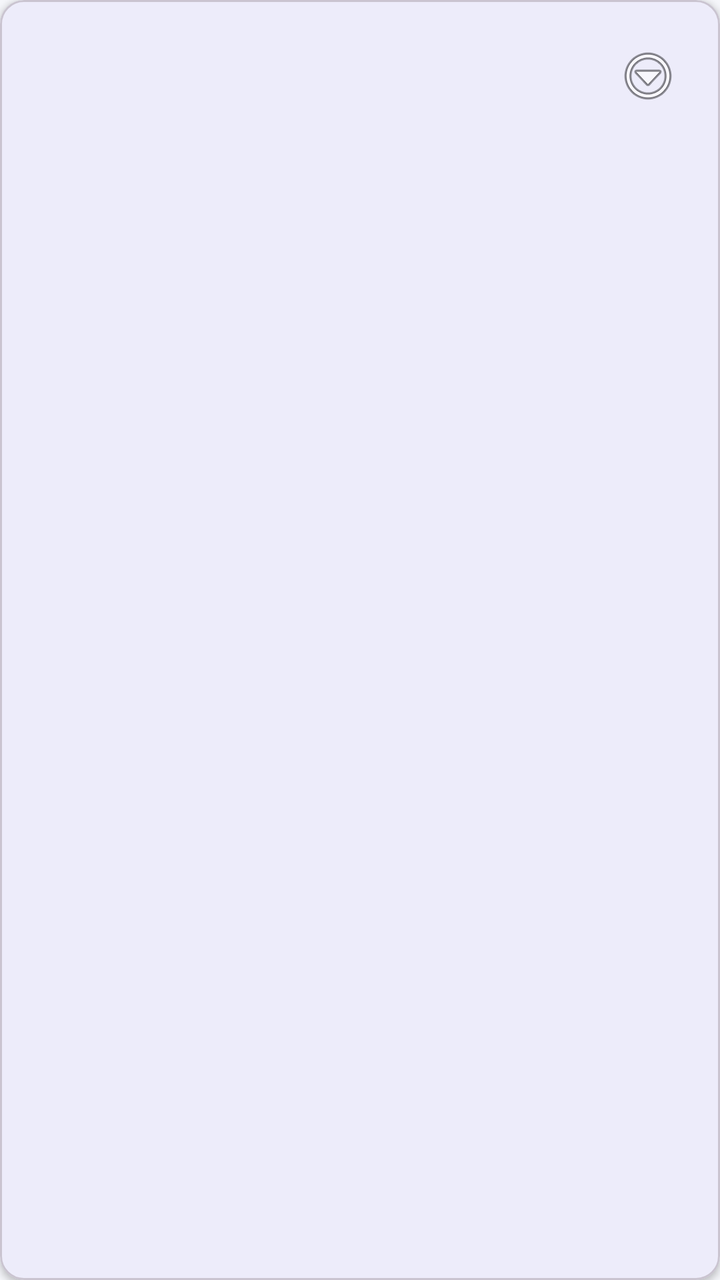
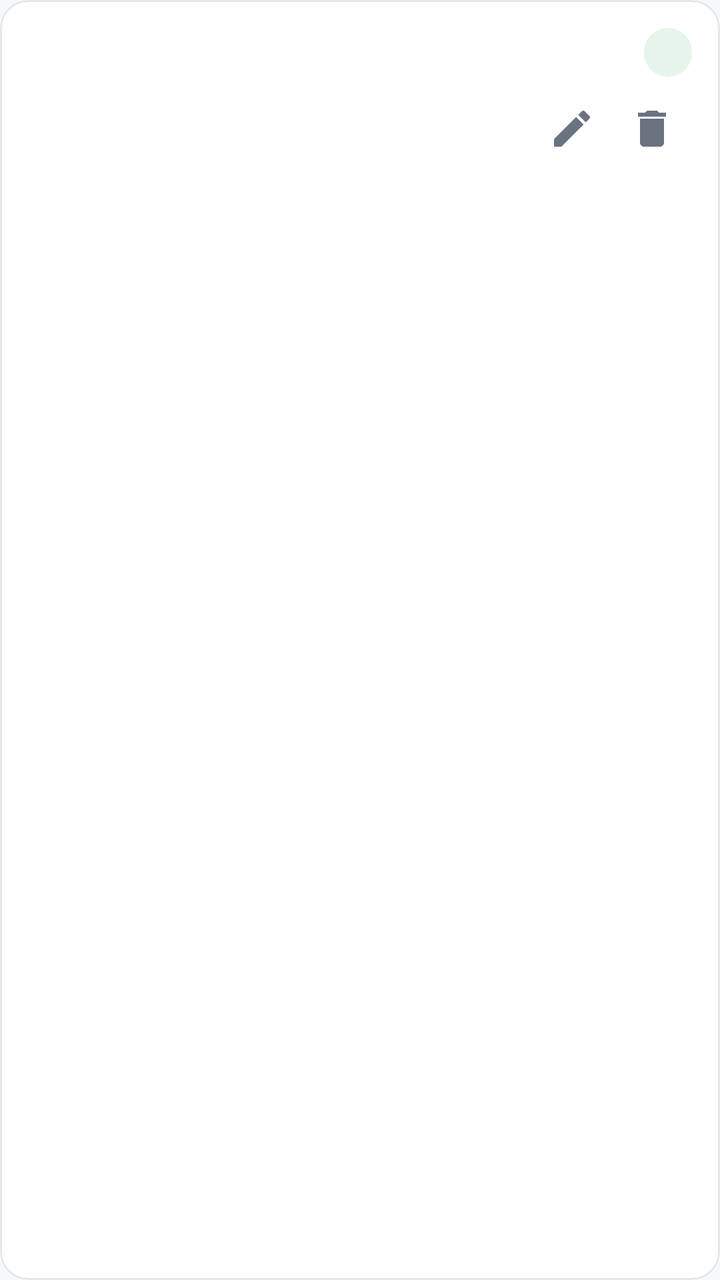

Before-and-after screenshots of an Android layout around one commit, followed by the original layout XML and the change that was made.
<!-- AndroidManifest.xml: application theme Theme.SalesApp -->
<!-- res/layout/item_category.xml -->
<?xml version="1.0" encoding="utf-8"?>
<com.google.android.material.card.MaterialCardView
    xmlns:android="http://schemas.android.com/apk/res/android"
    xmlns:app="http://schemas.android.com/apk/res-auto"
    android:layout_width="match_parent"
    android:layout_height="wrap_content"
    android:layout_marginHorizontal="12dp"
    android:layout_marginVertical="6dp"
    app:cardCornerRadius="12dp"
    app:cardElevation="2dp">

    <LinearLayout
        android:layout_width="match_parent"
        android:layout_height="wrap_content"
        android:orientation="horizontal"
        android:gravity="center_vertical"
        android:padding="16dp">

        <LinearLayout
            android:layout_width="0dp"
            android:layout_height="wrap_content"
            android:layout_weight="1"
            android:orientation="vertical">

            <TextView
                android:id="@+id/tvName"
                android:layout_width="wrap_content"
                android:layout_height="wrap_content"
                android:textSize="16sp"
                android:textStyle="bold"
                android:textColor="@color/text_primary" />

            <TextView
                android:id="@+id/tvDescription"
                android:layout_width="match_parent"
                android:layout_height="wrap_content"
                android:layout_marginTop="2dp"
                android:textColor="@color/text_secondary"
                android:textSize="13sp"
                android:visibility="gone" />

            <TextView
                android:id="@+id/tvMeta"
                android:layout_width="wrap_content"
                android:layout_height="wrap_content"
                android:layout_marginTop="6dp"
                android:textColor="@color/primary"
                android:textSize="12sp" />
        </LinearLayout>

        <ImageButton
            android:id="@+id/btnMenu"
            android:layout_width="40dp"
            android:layout_height="40dp"
            android:background="?attr/selectableItemBackgroundBorderless"
            android:src="@android:drawable/ic_menu_more"
            android:contentDescription="Options" />
    </LinearLayout>
</com.google.android.material.card.MaterialCardView>
<!-- resources referenced by this layout -->
<resources>
  <color name="primary">#1565C0</color>
  <color name="text_primary">#FF1A1A1A</color>
  <color name="text_secondary">#FF6B6B6B</color>
  <style name="Theme.SalesApp" parent="Theme.Material3.DayNight.NoActionBar">
          <item name="colorPrimary">@color/primary</item>
          <item name="colorPrimaryDark">@color/primary_dark</item>
          <item name="colorPrimaryVariant">@color/primary_variant</item>
          <item name="colorOnPrimary">@color/white</item>
          <item name="colorSecondary">@color/accent</item>
          <item name="colorOnSecondary">@color/white</item>
          <item name="android:statusBarColor">@color/primary_dark</item>
          <item name="android:windowBackground">@color/bg</item>
      </style>
  <color name="primary_dark">#0D47A1</color>
  <color name="accent">#FF6D00</color>
  <color name="bg">#FFF5F6FA</color>
  <!-- unchanged entries left out for length: 2 -->
</resources>

<!-- the commit's change to res/layout/item_category.xml (unified diff, before → after) -->
@@ -5,55 +5,74 @@
     android:layout_width="match_parent"
     android:layout_height="wrap_content"
     android:layout_marginHorizontal="12dp"
-    android:layout_marginVertical="6dp"
-    app:cardCornerRadius="12dp"
-    app:cardElevation="2dp">
+    android:layout_marginVertical="5dp"
+    app:cardBackgroundColor="@color/surface"
+    app:cardCornerRadius="14dp"
+    app:cardElevation="0dp"
+    app:strokeColor="@color/divider"
+    app:strokeWidth="1dp">
 
     <LinearLayout
         android:layout_width="match_parent"
         android:layout_height="wrap_content"
-        android:orientation="horizontal"
-        android:gravity="center_vertical"
-        android:padding="16dp">
+        android:orientation="vertical"
+        android:padding="14dp">
 
         <LinearLayout
-            android:layout_width="0dp"
+            android:layout_width="match_parent"
             android:layout_height="wrap_content"
-            android:layout_weight="1"
-            android:orientation="vertical">
+            android:orientation="horizontal"
+            android:gravity="center_vertical">
 
             <TextView
                 android:id="@+id/tvName"
-                android:layout_width="wrap_content"
+                android:layout_width="0dp"
                 android:layout_height="wrap_content"
+                android:layout_weight="1"
                 android:textSize="16sp"
                 android:textStyle="bold"
                 android:textColor="@color/text_primary" />
 
             <TextView
-                android:id="@+id/tvDescription"
-                android:layout_width="match_parent"
-                android:layout_height="wrap_content"
-                android:layout_marginTop="2dp"
-                android:textColor="@color/text_secondary"
-                android:textSize="13sp"
-                android:visibility="gone" />
+                android:id="@+id/tvStatus"
+                style="@style/StatusChip" />
+        </LinearLayout>
+
+        <TextView
+            android:id="@+id/tvDescription"
+            android:layout_width="match_parent"
+            android:layout_height="wrap_content"
+            android:layout_marginTop="4dp"
+            android:textColor="@color/text_secondary"
+            android:textSize="13sp"
+            android:visibility="gone" />
+
+        <LinearLayout
+            android:layout_width="match_parent"
+            android:layout_height="wrap_content"
+            android:layout_marginTop="6dp"
+            android:orientation="horizontal"
+            android:gravity="center_vertical">
 
             <TextView
                 android:id="@+id/tvMeta"
-                android:layout_width="wrap_content"
+                android:layout_width="0dp"
                 android:layout_height="wrap_content"
-                android:layout_marginTop="6dp"
-                android:textColor="@color/primary"
+                android:layout_weight="1"
+                android:textColor="@color/text_secondary"
                 android:textSize="12sp" />
+
+            <ImageButton
+                android:id="@+id/btnEdit"
+                style="@style/Widget.SalesApp.IconButton"
+                android:src="@drawable/ic_edit"
+                android:contentDescription="Edit" />
+
+            <ImageButton
+                android:id="@+id/btnToggle"
+                style="@style/Widget.SalesApp.IconButton"
+                android:src="@drawable/ic_delete"
+                android:contentDescription="Delete" />
         </LinearLayout>
-
-        <ImageButton
-            android:id="@+id/btnMenu"
-            android:layout_width="40dp"
-            android:layout_height="40dp"
-            android:background="?attr/selectableItemBackgroundBorderless"
-            android:src="@android:drawable/ic_menu_more"
-            android:contentDescription="Options" />
     </LinearLayout>
 </com.google.android.material.card.MaterialCardView>
<!-- resource entries referenced after the edit -->
@@ -1,21 +1,84 @@
 <!-- resources referenced by this layout -->
 <resources>
-  <color name="primary">#1565C0</color>
-  <color name="text_primary">#FF1A1A1A</color>
-  <color name="text_secondary">#FF6B6B6B</color>
-  <style name="Theme.SalesApp" parent="Theme.Material3.DayNight.NoActionBar">
+  <color name="divider">#FFE4E7EC</color>
+  <color name="surface">#FFFFFFFF</color>
+  <color name="primary">#0D5FCC</color>
+  <color name="text_primary">#FF1A1A22</color>
+  <color name="text_secondary">#FF6B7280</color>
+  <!-- drawable ic_delete (drawable) -->
+  <vector xmlns:android="http://schemas.android.com/apk/res/android"
+      android:width="24dp" android:height="24dp" android:viewportWidth="24" android:viewportHeight="24"
+      android:tint="@color/text_secondary">
+      <path android:fillColor="@android:color/white" android:pathData="M6,19c0,1.1 0.9,2 2,2h8c1.1,0 2,-0.9 2,-2V7H6v12zM19,4h-3.5l-1,-1h-5l-1,1H5v2h14V4z"/>
+  </vector>
+  <!-- drawable ic_edit (drawable) -->
+  <vector xmlns:android="http://schemas.android.com/apk/res/android"
+      android:width="24dp" android:height="24dp" android:viewportWidth="24" android:viewportHeight="24"
+      android:tint="@color/text_secondary">
+      <path android:fillColor="@android:color/white" android:pathData="M3,17.25V21h3.75L17.81,9.94l-3.75,-3.75L3,17.25zM20.71,7.04c0.39,-0.39 0.39,-1.02 0,-1.41l-2.34,-2.34c-0.39,-0.39 -1.02,-0.39 -1.41,0l-1.83,1.83 3.75,3.75 1.83,-1.83z"/>
+  </vector>
+  <style name="StatusChip">
+          <item name="android:layout_width">wrap_content</item>
+          <item name="android:layout_height">wrap_content</item>
+          <item name="android:paddingHorizontal">12dp</item>
+          <item name="android:paddingVertical">4dp</item>
+          <item name="android:textSize">12sp</item>
+          <item name="android:textStyle">bold</item>
+          <item name="android:gravity">center</item>
+          <item name="android:background">@drawable/chip_success</item>
+          <item name="android:textColor">@color/chip_success_fg</item>
+      </style>
+  <style name="Widget.SalesApp.IconButton">
+          <item name="android:layout_width">40dp</item>
+          <item name="android:layout_height">40dp</item>
+          <item name="android:background">?attr/selectableItemBackgroundBorderless</item>
+          <item name="android:scaleType">centerInside</item>
+          <item name="android:padding">8dp</item>
+      </style>
+  <style name="Theme.SalesApp" parent="Theme.Material3.Light.NoActionBar">
           <item name="colorPrimary">@color/primary</item>
           <item name="colorPrimaryDark">@color/primary_dark</item>
           <item name="colorPrimaryVariant">@color/primary_variant</item>
           <item name="colorOnPrimary">@color/white</item>
-          <item name="colorSecondary">@color/accent</item>
+          <item name="colorSecondary">@color/primary</item>
           <item name="colorOnSecondary">@color/white</item>
-          <item name="android:statusBarColor">@color/primary_dark</item>
+          <item name="colorSurface">@color/surface</item>
+          <item name="colorOnSurface">@color/text_primary</item>
+          <item name="android:colorBackground">@color/bg</item>
+          <item name="android:statusBarColor">@color/surface</item>
+          <item name="android:windowLightStatusBar">true</item>
           <item name="android:windowBackground">@color/bg</item>
+          <item name="materialButtonStyle">@style/Widget.SalesApp.Button</item>
+          <item name="floatingActionButtonStyle">@style/Widget.SalesApp.Fab</item>
       </style>
-  <color name="primary_dark">#0D47A1</color>
-  <color name="accent">#FF6D00</color>
-  <color name="bg">#FFF5F6FA</color>
+  <!-- drawable chip_success (drawable) -->
+  <?xml version="1.0" encoding="utf-8"?>
+  <shape xmlns:android="http://schemas.android.com/apk/res/android" android:shape="rectangle">
+      <solid android:color="@color/chip_success_bg" />
+      <corners android:radius="20dp" />
+  </shape>
+  <color name="chip_success_fg">#FF1E7D34</color>
+  <color name="primary_dark">#0A4CA3</color>
+  <color name="bg">#FFF7F8FC</color>
+  <style name="Widget.SalesApp.Button" parent="Widget.Material3.Button">
+          <item name="cornerRadius">28dp</item>
+          <item name="android:paddingVertical">12dp</item>
+          <item name="android:textSize">15sp</item>
+          <item name="android:textAllCaps">false</item>
+          <item name="backgroundTint">@color/primary</item>
+      </style>
+  <style name="Widget.SalesApp.Fab" parent="Widget.Material3.FloatingActionButton.Primary">
+          <item name="backgroundTint">@color/primary</item>
+          <item name="tint">@color/white</item>
+          <item name="srcCompat">@drawable/ic_add</item>
+      </style>
+  <color name="chip_success_bg">#FFE6F4EA</color>
+  <!-- drawable ic_add (drawable) -->
+  <vector xmlns:android="http://schemas.android.com/apk/res/android"
+      android:width="24dp" android:height="24dp" android:viewportWidth="24" android:viewportHeight="24"
+      android:tint="@color/white">
+      <path android:fillColor="@android:color/white" android:pathData="M19,13h-6v6h-2v-6H5v-2h6V5h2v6h6v2z"/>
+  </vector>
   <!-- unchanged entries left out for length: 2 -->
 </resources>
 
